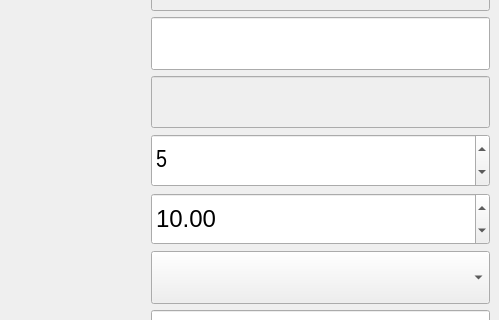
Before: the Qt Designer form bind/ui/setup/chain_ui.ui in MuZiMuZi/muziToolset, drawn with Qt 5; both pictures show x 204 to 703 and y 109 to 429 of the 703 by 619 pixel window.
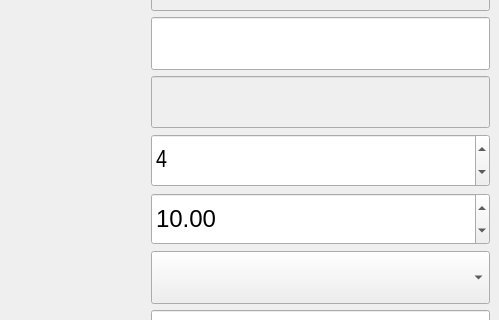
After: the same form once the commit is applied.

The edit to the form file:
```diff
--- a/bind/ui/setup/chain_ui.ui
+++ b/bind/ui/setup/chain_ui.ui
@@ -259,7 +259,7 @@
            <number>2</number>
           </property>
           <property name="value">
-           <number>5</number>
+           <number>4</number>
           </property>
          </widget>
         </item>
```
